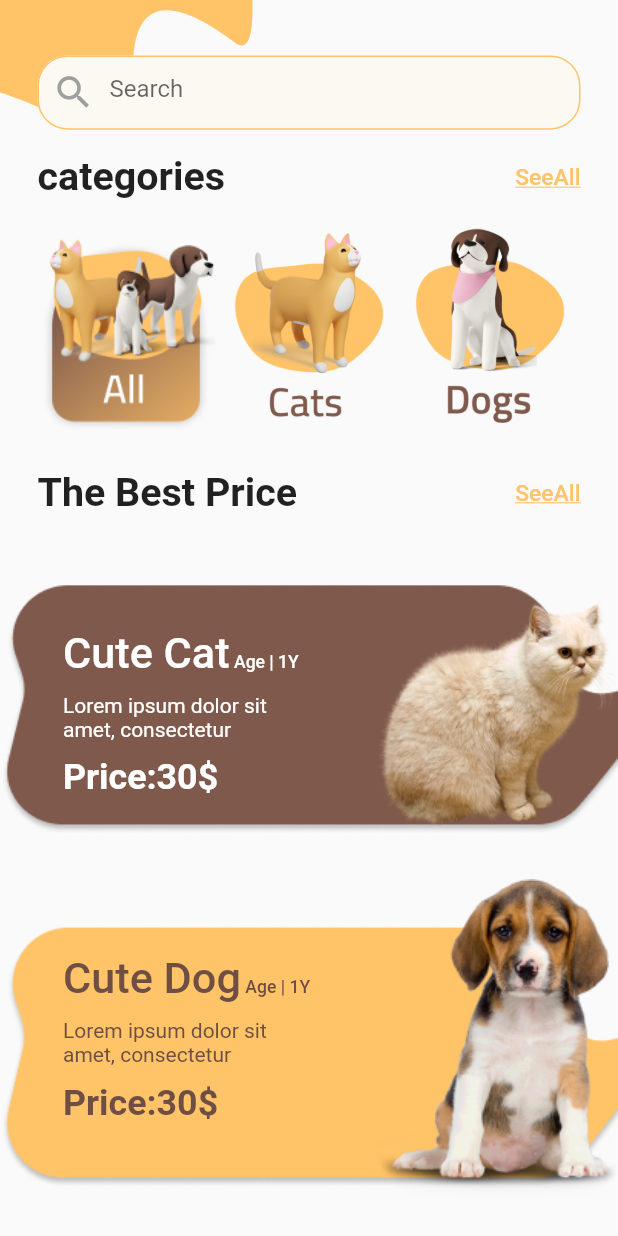
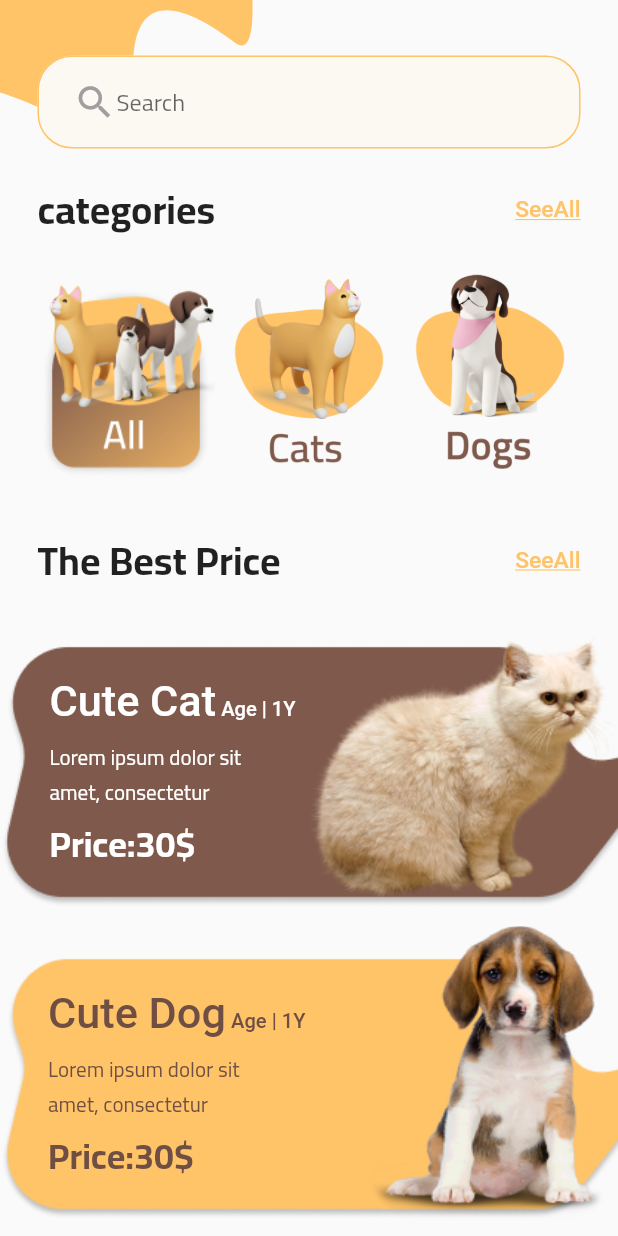
Before and after one commit to RezenBoy/pet_shop, a Flutter app: the ThirdPage screen opened directly, on a phone screen of 412 x 824 dp. Run offline on Flutter 3.47's test engine with Material 2 defaults, Android fonts, the phone set to English and light mode, and no system bars; our stand-ins replace flutter_svg, google_fonts, responsive_sizer; Roboto replaces fonts that are missing (Cario).

Commit message:
30-june-2023

```diff
--- a/lib/main.dart
+++ b/lib/main.dart
@@ -10,9 +10,9 @@ void main(){
     builder: (context,orientation, screenType) {
       return MaterialApp(
         theme:ThemeData(
-          // fontFamily: 'Cairo'
+          textTheme: GoogleFonts.cairoTextTheme()
         ),
-        home: const splash(),
+        home: ThirdPage(),
       );
     }
   ));
--- a/lib/pet_shop/categories.dart
+++ b/lib/pet_shop/categories.dart
@@ -8,81 +8,6 @@ class ThirdPage extends StatelessWidget {
 
   @override
   Widget build(BuildContext context) {
-    seeall() {
-      return Text("SeeAll",
-          style: TextStyle(
-              fontWeight: FontWeight.w500,
-              color: const Color(0xffFFC368),
-              fontSize: 16.sp,
-              fontFamily: 'Cario',
-              decoration: TextDecoration.underline));
-    }
-
-    Widget catalog({
-      required DecorationImage backgroudImage,
-      required Widget petImage,
-      required String tittleText,
-      required EdgeInsetsGeometry downPadding,
-      Color selectedColor = Colors.white,
-    }) {
-      return Container(
-        padding: downPadding,
-        decoration: BoxDecoration(
-          image: backgroudImage,
-        ),
-        child: Row(
-          children: [
-            Expanded(
-              flex: 6,
-              child: Padding(
-                padding: const EdgeInsets.only(left: 32),
-                child: Column(
-                  crossAxisAlignment: CrossAxisAlignment.start,
-                  mainAxisAlignment: MainAxisAlignment.center,
-                  children: [
-                    RichText(
-                        text: TextSpan(
-                            text: tittleText,
-                            style: TextStyle(
-                                fontSize: 22.sp,
-                                fontWeight: FontWeight.w500,
-                                color: selectedColor),
-                            children: <TextSpan>[
-                          TextSpan(
-                            text: ' Age | 1Y',
-                            style: TextStyle(
-                              fontSize: 14.sp,
-                              color: selectedColor,
-                            ),
-                          )
-                        ])),
-                    const SizedBox(
-                      height: 10,
-                    ),
-                    Text(
-                      'Lorem ipsum dolor sit\namet, consectetur',
-                      style: TextStyle(color: selectedColor),
-                    ),
-                    const SizedBox(
-                      height: 10,
-                    ),
-                    Text(
-                      r'Price:30$',
-                      style: TextStyle(
-                          color: selectedColor,
-                          fontWeight: FontWeight.bold,
-                          fontSize: 20.sp),
-                    )
-                  ],
-                ),
-              ),
-            ),
-            Expanded(flex: 4, child: petImage)
-          ],
-        ),
-      );
-    }
-
     return Scaffold(
       body: Stack(
         children: [
@@ -97,30 +22,31 @@ class ThirdPage extends StatelessWidget {
                     padding: const EdgeInsets.only(top: 12),
                     child: Column(
                       children: [
-                        SizedBox(
-                          height: 6.h,
-                          child: TextField(
+                        TextField(
                           decoration: InputDecoration(
                             hintText: 'Search',
                             filled: true,
+                            isDense: true,
                             fillColor: const Color(0xffFCF8F2),
                             // contentPadding: EdgeInsets.all(10),
-                              prefixIcon: Icon(
+                            prefixIcon: Padding(
+                              padding:  EdgeInsets.only(left: 20.sp),
+                              child: Icon(
                                 Icons.search_sharp,
                                 color: const Color(0xff9F9F9F),
                                 size: 22.sp,
+                              ),
                             ),
                             // suffixIcon: Icon(Icons.cancel),
                             enabledBorder: OutlineInputBorder(
                               borderSide:
                                   const BorderSide(color: Color(0xffFFC368)),
-                                borderRadius: BorderRadius.circular(20),
+                              borderRadius: BorderRadius.circular(23),
                             ),
                             focusedBorder: OutlineInputBorder(
                               borderSide:
                                   const BorderSide(color: Color(0xffFFC368)),
                               borderRadius: BorderRadius.circular(20),
-                              ),
                             ),
                           ),
                         ),
@@ -134,10 +60,9 @@ class ThirdPage extends StatelessWidget {
                               "categories",
                               style: TextStyle(
                                   fontWeight: FontWeight.bold,
-                                  fontFamily: 'Cario',
                                   fontSize: 21.sp),
                             ),
-                            seeall()
+                            seeAll()
                           ],
                         ),
                         SizedBox(
@@ -154,7 +79,7 @@ class ThirdPage extends StatelessWidget {
                           ],
                         ),
                         SizedBox(
-                          height: 3.h,
+                          height: 30,
                         ),
                         Row(
                           mainAxisAlignment: MainAxisAlignment.spaceBetween,
@@ -166,7 +91,7 @@ class ThirdPage extends StatelessWidget {
                                 fontSize: 21.sp,
                               ),
                             ),
-                            seeall()
+                            seeAll()
                           ],
                         ),
                       ],
@@ -176,47 +101,62 @@ class ThirdPage extends StatelessWidget {
                 Column(
                   crossAxisAlignment: CrossAxisAlignment.start,
                   children: [
-                    const SizedBox(
-                      height: 20,
-                    ),
+                    // const SizedBox(
+                    //   height: 3,
+                    // ),
                     InkWell(
                       onTap: (){
-                        Navigator.push(context, MaterialPageRoute(builder: (context)=>BuyNow()));
+                        Navigator.push(context, MaterialPageRoute(builder: (context)=>const BuyNow()));
                       },
                       child: catalog(
-                        backgroudImage: DecorationImage(
+                        backgroudImage: const DecorationImage(
                             image: AssetImage('assets/images/cat_background.png'),
-                            fit: BoxFit.fill),
-                        petImage: Image.asset(
+                            fit: BoxFit.scaleDown),
+                        petImage: SizedBox(
+                          height: 187,
+                          width: 198,
+                          child: Padding(
+                            padding: const EdgeInsets.only(bottom: 12),
+                            child: Image.asset(
                               'assets/images/catagory_cat.png',
                               fit: BoxFit.fill,
                             ),
+                          ),
+                        ),
                         tittleText: 'Cute Cat',
                         downPadding:
-                            const EdgeInsets.only(bottom: 5, top: 10, left: 10),
+                            const EdgeInsets.all(1),
+                        maxFlex: 1,
+                        minFlex: 1,
                       ),
                     ),
                   ],
                 ),
                 const SizedBox(
-                  height: 20,
+                  height: 5,
                 ),
                 catalog(
-                    backgroudImage: DecorationImage(
+                    backgroudImage: const DecorationImage(
                         image: AssetImage('assets/images/dog_background.png'),
-                        fit: BoxFit.contain),
-                    petImage: SizedBox(
-                      // width: 157,
-                      // height: 207,
+                        fit: BoxFit.scaleDown),
+                    petImage: Padding(
+                      padding:EdgeInsets.only(bottom: 10),
+                      child: SizedBox(
+                        width: 157,
+                        height: 207,
+                        child: Padding(
+                          padding: const EdgeInsets.only(bottom: 10,right: 10),
                           child: Image.asset(
                             'assets/images/catagory_dog.png',
                             fit: BoxFit.fill,
                           ),
                         ),
+                      ),
+                    ),
                     tittleText: 'Cute Dog',
                     downPadding:
-                        const EdgeInsets.only(bottom: 35, top: 10, left: 10),
-                    selectedColor: Color(0xff6F4F44))
+                        const EdgeInsets.all(0),
+                    selectedColor: const Color(0xff6F4F44))
               ],
             ),
           )
@@ -224,4 +164,80 @@ class ThirdPage extends StatelessWidget {
       ),
     );
   }
+
+  Widget seeAll() {
+    return Text("SeeAll",
+        style: TextStyle(
+            fontWeight: FontWeight.w500,
+            color: const Color(0xffFFC368),
+            fontSize: 16.sp,
+            fontFamily: 'Cario',
+            decoration: TextDecoration.underline));
   }
+
+  Widget catalog({
+    required DecorationImage backgroudImage,
+    required Widget petImage,
+    required String tittleText,
+    required EdgeInsetsGeometry downPadding,
+    int maxFlex=6,
+    int minFlex=4,
+    Color selectedColor = Colors.white,
+  }) {
+    return Container(
+      padding: downPadding,
+      decoration: BoxDecoration(
+        image: backgroudImage,
+      ),
+      child: Row(
+        children: [
+          Expanded(
+            flex: maxFlex,
+            child: Padding(
+              padding: const EdgeInsets.only(left: 32),
+              child: Column(
+                crossAxisAlignment: CrossAxisAlignment.start,
+                // mainAxisAlignment: MainAxisAlignment.center,
+                children: [
+                  RichText(
+                      text: TextSpan(
+                          text: tittleText,
+                          style: TextStyle(
+                              fontSize: 22.sp,
+                              fontWeight: FontWeight.w500,
+                              color: selectedColor),
+                          children: <TextSpan>[
+                            TextSpan(
+                              text: ' Age | 1Y',
+                              style: TextStyle(
+                                fontSize: 15.sp,
+                                color: selectedColor,
+                              ),
+                            )
+                          ])),
+                  const SizedBox(
+                    height: 10,
+                  ),
+                  Text(
+                    'Lorem ipsum dolor sit\namet, consectetur',
+                    style: TextStyle(color: selectedColor,height: .2.h),
+                  ),
+                  Text(
+                    r'Price:30$',
+                    style: TextStyle(
+                        color: selectedColor,
+                        fontWeight: FontWeight.bold,
+                        fontSize: 20.sp),
+                  )
+                ],
+              ),
+            ),
+          ),
+          Expanded(
+              flex: minFlex,
+              child: petImage)
+        ],
+      ),
+    );
+  }
+}
```
Also changed, not shown: pubspec.yaml (+9 -0 lines). Lines whose indentation alone changed are shown as unchanged.
